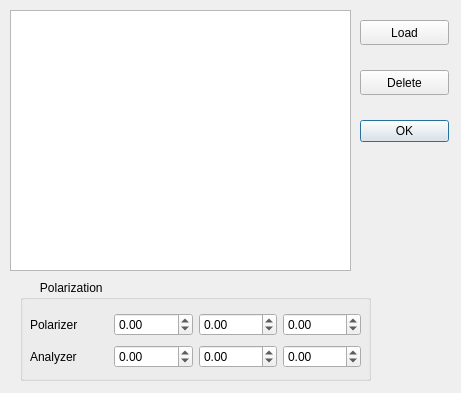
neutrons/Licorne-Py, file licorne/UI/data_manager.ui: the form before one commit.
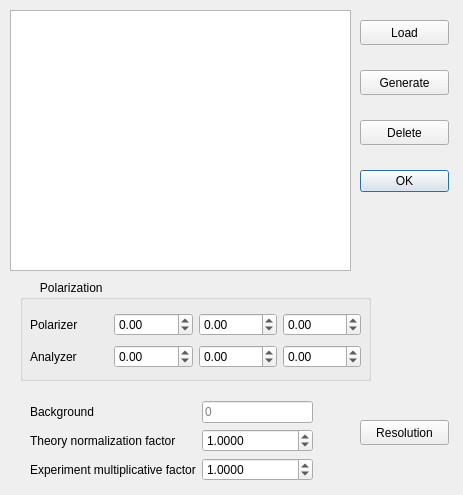
The form after the commit.

Commit message: Start work on extra experiment inputs

What changed in the file:
```diff
--- a/licorne/UI/data_manager.ui
+++ b/licorne/UI/data_manager.ui
@@ -6,10 +6,16 @@
    <rect>
     <x>0</x>
     <y>0</y>
-    <width>461</width>
-    <height>393</height>
+    <width>463</width>
+    <height>495</height>
    </rect>
   </property>
+  <property name="sizePolicy">
+   <sizepolicy hsizetype="Fixed" vsizetype="Fixed">
+    <horstretch>0</horstretch>
+    <verstretch>0</verstretch>
+   </sizepolicy>
+  </property>
   <property name="windowTitle">
    <string>Dataset Manager</string>
   </property>
@@ -17,7 +23,7 @@
    <property name="geometry">
     <rect>
      <x>360</x>
-     <y>120</y>
+     <y>170</y>
      <width>89</width>
      <height>25</height>
     </rect>
@@ -49,7 +55,7 @@
    <property name="geometry">
     <rect>
      <x>360</x>
-     <y>70</y>
+     <y>120</y>
      <width>89</width>
      <height>25</height>
     </rect>
@@ -152,6 +158,101 @@
     </layout>
    </widget>
   </widget>
+  <widget class="QPushButton" name="pushButton_generate">
+   <property name="geometry">
+    <rect>
+     <x>360</x>
+     <y>70</y>
+     <width>89</width>
+     <height>25</height>
+    </rect>
+   </property>
+   <property name="text">
+    <string>Generate</string>
+   </property>
+  </widget>
+  <widget class="QPushButton" name="pushButton_resolution">
+   <property name="geometry">
+    <rect>
+     <x>360</x>
+     <y>420</y>
+     <width>89</width>
+     <height>25</height>
+    </rect>
+   </property>
+   <property name="text">
+    <string>Resolution</string>
+   </property>
+  </widget>
+  <widget class="QWidget" name="">
+   <property name="geometry">
+    <rect>
+     <x>30</x>
+     <y>401</y>
+     <width>283</width>
+     <height>82</height>
+    </rect>
+   </property>
+   <layout class="QGridLayout" name="gridLayout">
+    <item row="0" column="0">
+     <widget class="QLabel" name="label_background">
+      <property name="text">
+       <string>Background</string>
+      </property>
+     </widget>
+    </item>
+    <item row="0" column="1">
+     <widget class="QLineEdit" name="lineEdit_background">
+      <property name="sizePolicy">
+       <sizepolicy hsizetype="Ignored" vsizetype="Fixed">
+        <horstretch>0</horstretch>
+        <verstretch>0</verstretch>
+       </sizepolicy>
+      </property>
+      <property name="dragEnabled">
+       <bool>true</bool>
+      </property>
+      <property name="placeholderText">
+       <string>0</string>
+      </property>
+     </widget>
+    </item>
+    <item row="1" column="0">
+     <widget class="QLabel" name="label_theory_norm">
+      <property name="text">
+       <string>Theory normalization factor</string>
+      </property>
+     </widget>
+    </item>
+    <item row="1" column="1">
+     <widget class="QDoubleSpinBox" name="doubleSpinBox_theory_norm">
+      <property name="decimals">
+       <number>4</number>
+      </property>
+      <property name="value">
+       <double>1.000000000000000</double>
+      </property>
+     </widget>
+    </item>
+    <item row="2" column="0">
+     <widget class="QLabel" name="label_eperiment_norm">
+      <property name="text">
+       <string>Experiment multiplicative factor</string>
+      </property>
+     </widget>
+    </item>
+    <item row="2" column="1">
+     <widget class="QDoubleSpinBox" name="doubleSpinBox_experiment_norm">
+      <property name="decimals">
+       <number>4</number>
+      </property>
+      <property name="value">
+       <double>1.000000000000000</double>
+      </property>
+     </widget>
+    </item>
+   </layout>
+  </widget>
  </widget>
  <resources/>
  <connections>
```
Left out of the diff: 2 changed lines with no effect on the pictures. The commit also changes 4 other files.
